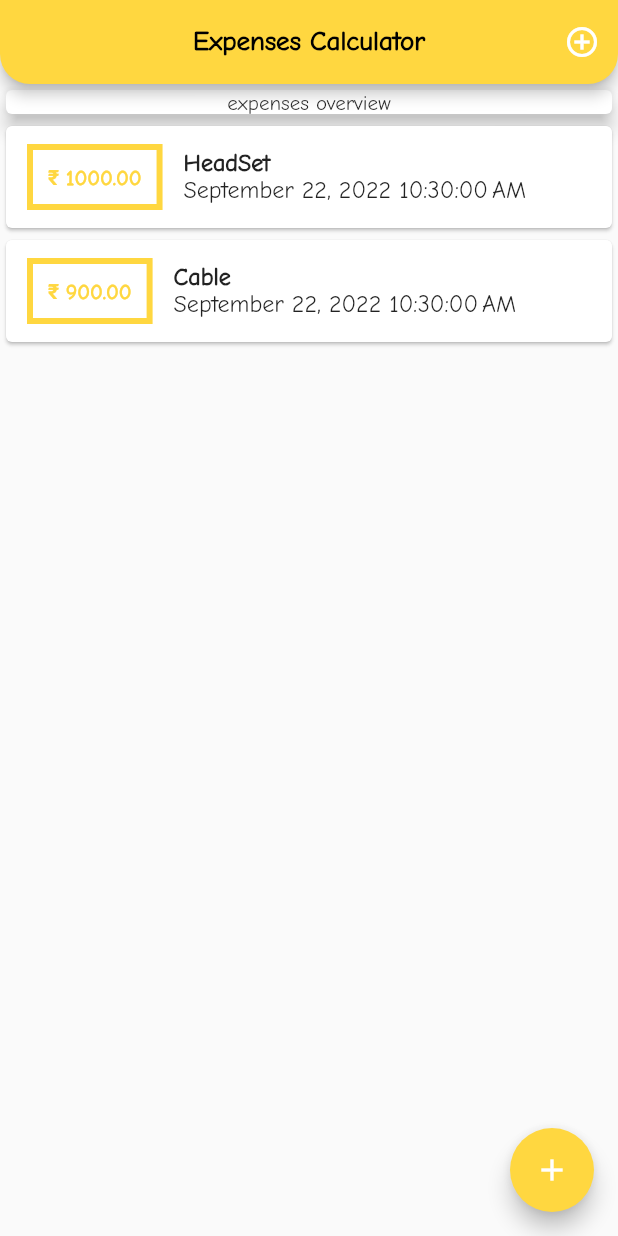
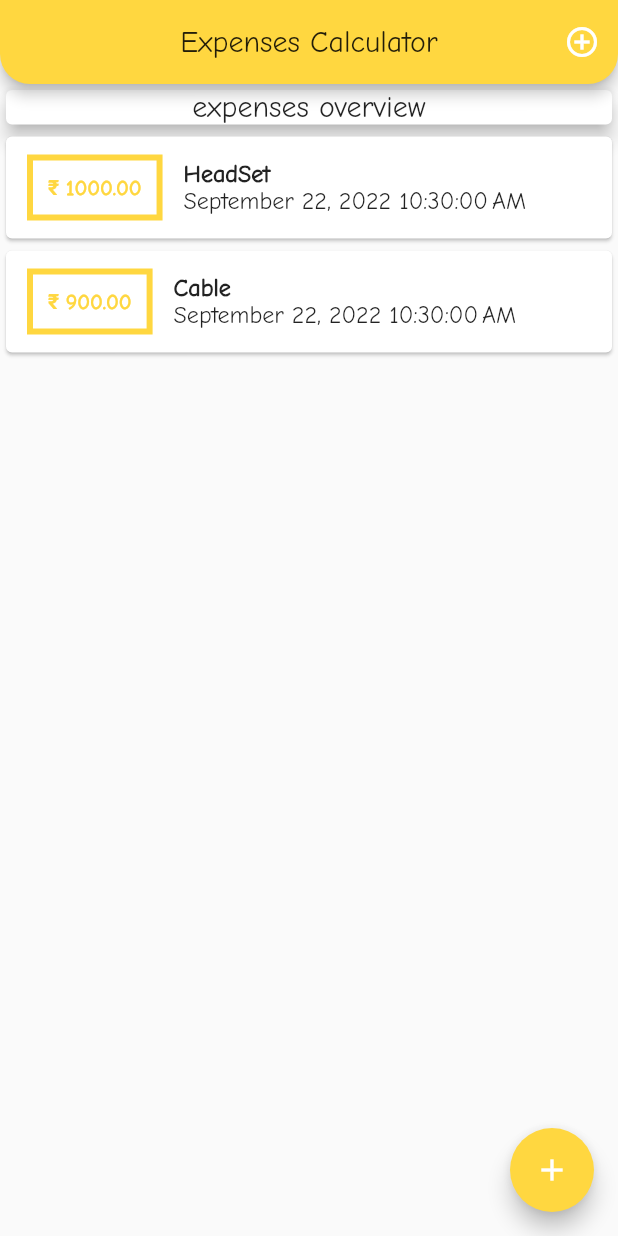
Before and after one commit to Erickeagle3/expense_app, a Flutter app: the screen it shows after launch, on a phone screen of 412 x 824 dp. Run offline on Flutter 3.47's test engine with Material 2 defaults, Android fonts, the phone set to English and light mode, and no system bars.

Commit message:
flutter: this is how you can use themedata font Signed-off-by: Erickeagle3 <sayanchakraborty334@gmail.com>

```diff
--- a/lib/main.dart
+++ b/lib/main.dart
@@ -78,9 +78,9 @@ class _MyHomePageState extends State<MyHomePage> {
     return MaterialApp(
       home: Scaffold(
         appBar: AppBar(
-          title: const Text('Expenses Calculator'),
+          title: Text('Expenses Calculator', style: Theme.of(context).textTheme.titleLarge,),
           titleTextStyle: const TextStyle(
-              fontSize: 18, fontWeight: FontWeight.bold, color: Colors.black, fontFamily: 'ComicNeue'),
+              fontSize: 18, fontWeight: FontWeight.bold, color: Colors.black, ),
           shape: const RoundedRectangleBorder(
               borderRadius: BorderRadius.only(
             bottomLeft: Radius.elliptical(20, 20),
@@ -99,14 +99,14 @@ class _MyHomePageState extends State<MyHomePage> {
         ),
         body: ListView(
           children: <Widget>[
-            const SizedBox(
+             SizedBox(
               width: double.infinity,
               child: Card(
                 elevation: 5,
                 child: Text(
                   'expenses overview',
                   textAlign: TextAlign.center,
-                  style: TextStyle(fontFamily: 'ComicNeue'),
+                  style: Theme.of(context).textTheme.titleLarge,
                 ),
               ),
             ),
```
